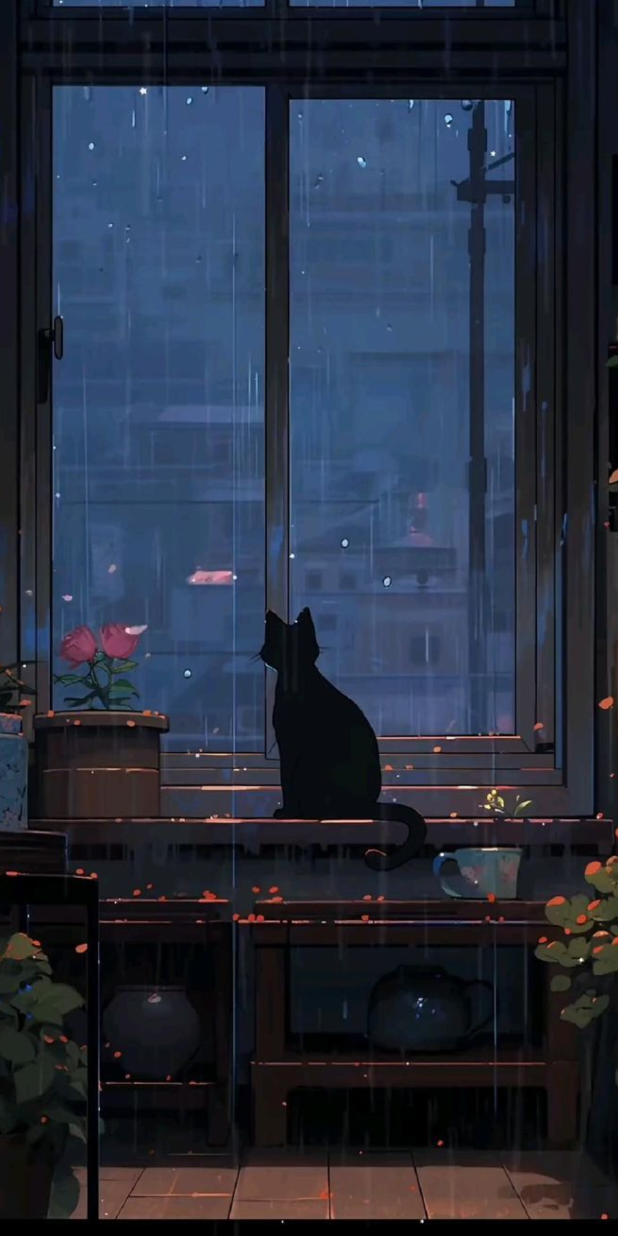
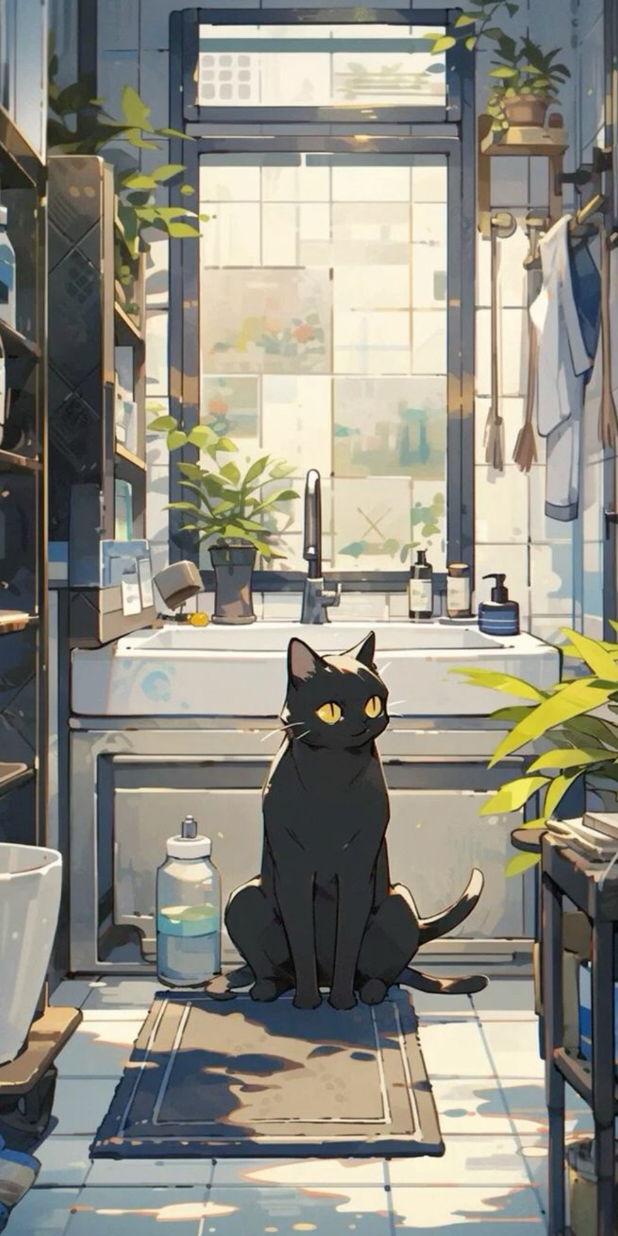
Before and after one commit to GasGraf/DuksinaDa, an Android app built with Jetpack Compose: the MainScreen screen opened through its navigation route, on a phone screen of 412 x 824 dp. Run offline under Robolectric (Android 15) with nearby library versions, the phone set to English and light mode, and no system bars; pictures from the network do not load.

Commit message:
Added photo for day  background

```diff
--- a/app/src/main/java/com/example/forduksinada/view/navigation/MainScreen.kt
+++ b/app/src/main/java/com/example/forduksinada/view/navigation/MainScreen.kt
@@ -29,7 +29,7 @@ import com.example.forduksinada.viewmodel.WeatherViewModel
 fun MainScreen(weatherViewModel: WeatherViewModel = viewModel()) {
 
     val weatherState = weatherViewModel.weatherState.collectAsState().value
-    val painter = painterResource(id = R.drawable.background_cat_night)
+    val painter = painterResource(id = R.drawable.background_day_cat)
 
     LaunchedEffect(Unit) {
         weatherViewModel.getWeather()
--- a/app/src/main/java/com/example/forduksinada/view/navigation/WeatherItem.kt
+++ b/app/src/main/java/com/example/forduksinada/view/navigation/WeatherItem.kt
@@ -31,7 +31,7 @@ fun WeatherItem(
     alignment: Alignment.Horizontal
 ) {
     val time = Date()
-    val (backgroundRes, textColor) = if (time.hours in 6..17) {
+    val (backgroundRes, textColor) = if (time.hours !in 6..17) {
         when (state.weather.firstOrNull()?.main) {
             "Clouds" -> R.drawable.background_cloudy_day to Color.White
             "Rain" -> R.drawable.background_cloudy_day to Color.White
```
Also changed, not shown: app/src/main/res/drawable/background_day_cat.jpg (added).
